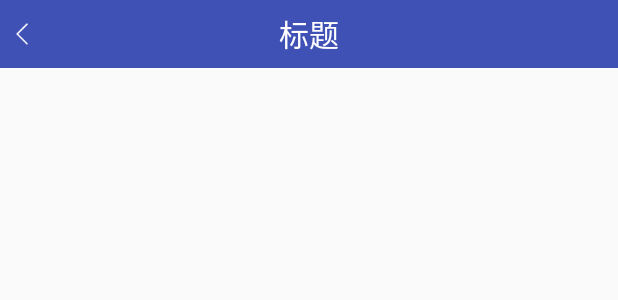
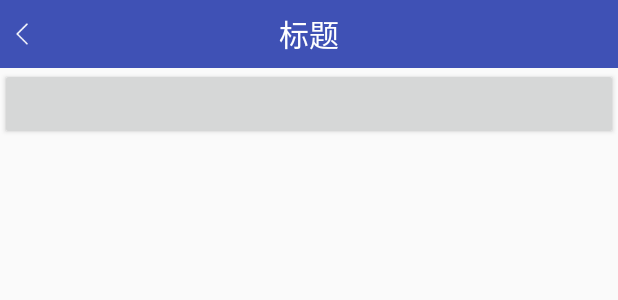
Before and after one commit to chenliang4561/BaseApplication, an Android app: the layout activity_login.xml on its own in the app's theme, with its tools: preview values and no code run, on a phone screen of 412 x 824 dp. Shown: the top 300 px of the screen. Run offline under Robolectric (Android 15) with nearby library versions, the phone set to English and light mode, and no system bars.

Commit message:
Test Commit

```diff
--- a/app/src/main/res/layout/activity_login.xml
+++ b/app/src/main/res/layout/activity_login.xml
@@ -6,6 +6,8 @@
 
     <include layout="@layout/head_title"/>
 
-
+    <Button
+        android:layout_width="match_parent"
+        android:layout_height="wrap_content" />
 
 </LinearLayout>
```
